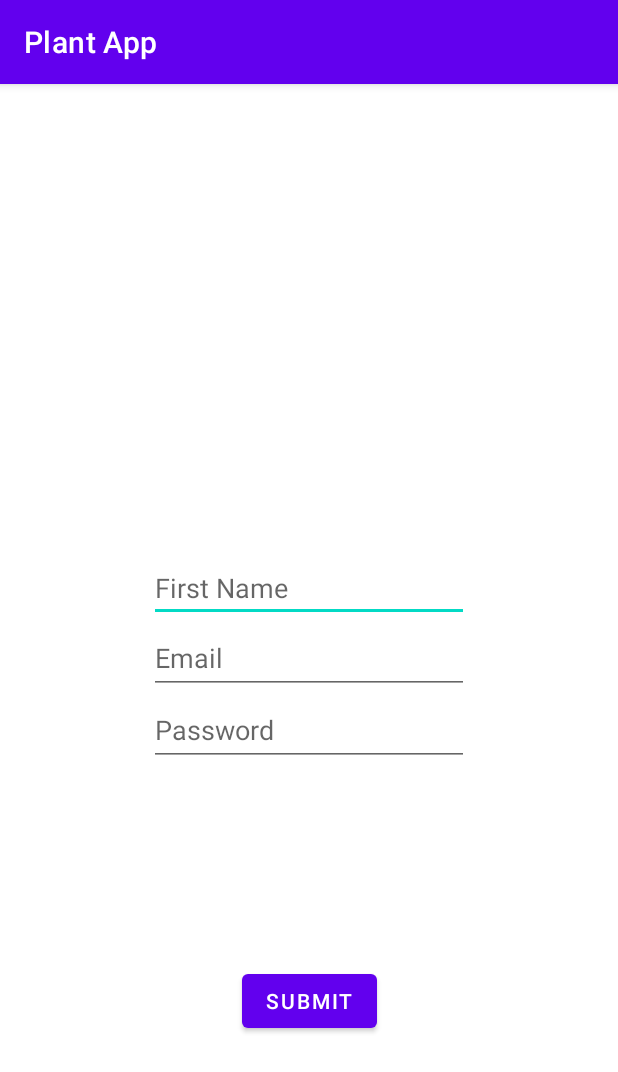
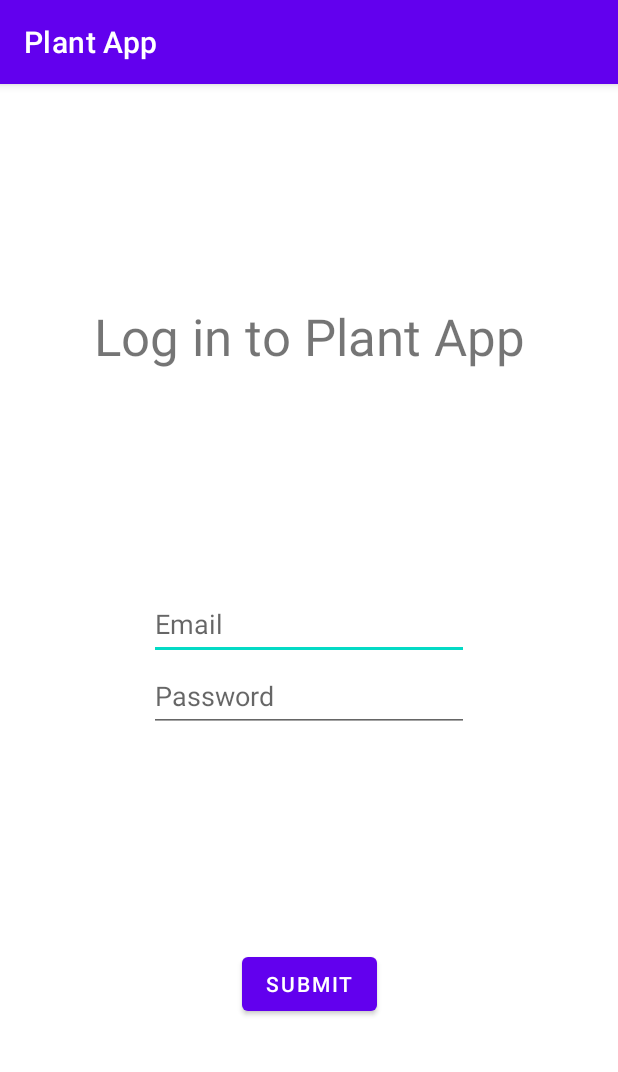
Before and after one commit to EmilyGoose/PlantApp, an Android app: the screen it shows after launch (LoginRegisterActivity), after a tap on "LOGIN", on a phone screen of 412 x 824 dp. Shown: the top 1072 px of the screen. Run offline under Robolectric (Android 15) with nearby library versions, the phone set to English and light mode, and no system bars; our stand-ins replace Firebase (no records; nobody signed in at launch, a user with empty details on screens opened directly).

Commit message:
Login page title

```diff
--- a/app/src/main/java/com/example/plantapp/LoginRegisterActivity.kt
+++ b/app/src/main/java/com/example/plantapp/LoginRegisterActivity.kt
@@ -4,9 +4,11 @@ import android.content.Intent
 import android.os.Bundle
 import android.util.Log
 import android.widget.Button
+import android.widget.EditText
 import android.widget.TextView
 import android.widget.Toast
 import androidx.appcompat.app.AppCompatActivity
+import androidx.core.view.isGone
 import com.google.firebase.auth.FirebaseAuth
 import com.google.firebase.auth.ktx.auth
 import com.google.firebase.ktx.Firebase
@@ -29,11 +31,15 @@ class LoginRegisterActivity : AppCompatActivity() {
         // if trying to log in show log in relevant fields
         if (loginMode == register) {
             findViewById<Button>(R.id.submitCredBtn).setOnClickListener {
-                // toggle first name, email, password, confirm password
-                // button to register
+                // Update the title
+                findViewById<TextView>(R.id.loginTitle).setText(R.string.title_register)
+
+                // Show the name field (store in var so we don't look it up again later)
+                val nameField = findViewById<EditText>(R.id.fieldName)
+                nameField.isGone = false
 
                 // need listener for fields to create user
-                val name = findViewById<TextView>(R.id.fieldName).text.toString().trim()
+                val name = nameField.text.toString().trim()
                 val email = findViewById<TextView>(R.id.fieldEmail).text.toString().trim()
                 val password = findViewById<TextView>(R.id.fieldPassword).text.toString().trim()
 
@@ -62,7 +68,11 @@ class LoginRegisterActivity : AppCompatActivity() {
         }
         // if trying to register show registration relevant fields
         else if (loginMode == login) {
+            // Update the title
+            findViewById<TextView>(R.id.loginTitle).setText(R.string.title_login)
 
+            // Hide the name field
+            findViewById<EditText>(R.id.fieldName).isGone = true
 
             findViewById<Button>(R.id.submitCredBtn).setOnClickListener {
 
--- a/app/src/main/res/layout/activity_loginregister.xml
+++ b/app/src/main/res/layout/activity_loginregister.xml
@@ -5,6 +5,17 @@
     android:layout_width="match_parent"
     android:layout_height="match_parent"
     tools:context=".LoginRegisterActivity">
+
+    <TextView
+        android:id="@+id/loginTitle"
+        android:layout_width="wrap_content"
+        android:layout_height="wrap_content"
+        app:layout_constraintTop_toTopOf="parent"
+        app:layout_constraintBottom_toTopOf="@id/loginFields"
+        app:layout_constraintLeft_toLeftOf="parent"
+        app:layout_constraintRight_toRightOf="parent"
+        android:text="@string/placeholder"
+        android:textSize="34sp"/>
 
     <LinearLayout
         android:id="@+id/loginFields"
--- a/app/src/main/res/values/strings.xml
+++ b/app/src/main/res/values/strings.xml
@@ -14,4 +14,6 @@
     <string name="hint_name">First Name</string>
     <string name="hint_password">Password</string>
     <string name="hint_email">Email</string>
+    <string name="title_login">Log in to Plant App</string>
+    <string name="title_register">Register for PlantApp</string>
 </resources>
```
